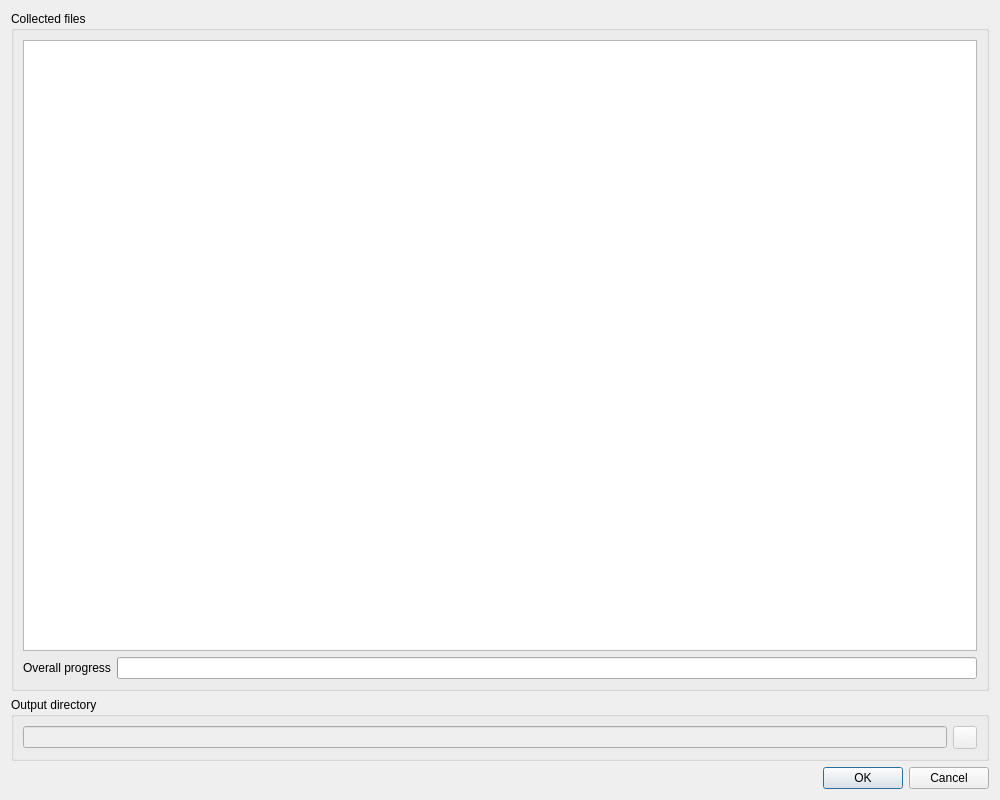
Above: plugins/filetransfer/FileCollectDialog.ui from veyon/veyon before the change. Below: the same form after it.
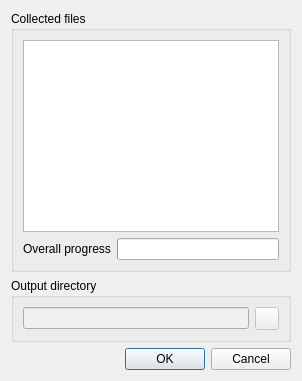
That is the form after the change. Icons and pictures are not drawn.

Commit message: FileCollectDialog: center and auto-resize to 3/4 of screen size

What changed in the file:
```diff
--- a/plugins/filetransfer/FileCollectDialog.ui
+++ b/plugins/filetransfer/FileCollectDialog.ui
@@ -2,14 +2,6 @@
 <ui version="4.0">
  <class>FileCollectDialog</class>
  <widget class="QDialog" name="FileCollectDialog">
-  <property name="geometry">
-   <rect>
-    <x>0</x>
-    <y>0</y>
-    <width>1000</width>
-    <height>800</height>
-   </rect>
-  </property>
   <property name="windowTitle">
    <string>File transfer</string>
   </property>
```
The commit also changes 1 other file.
